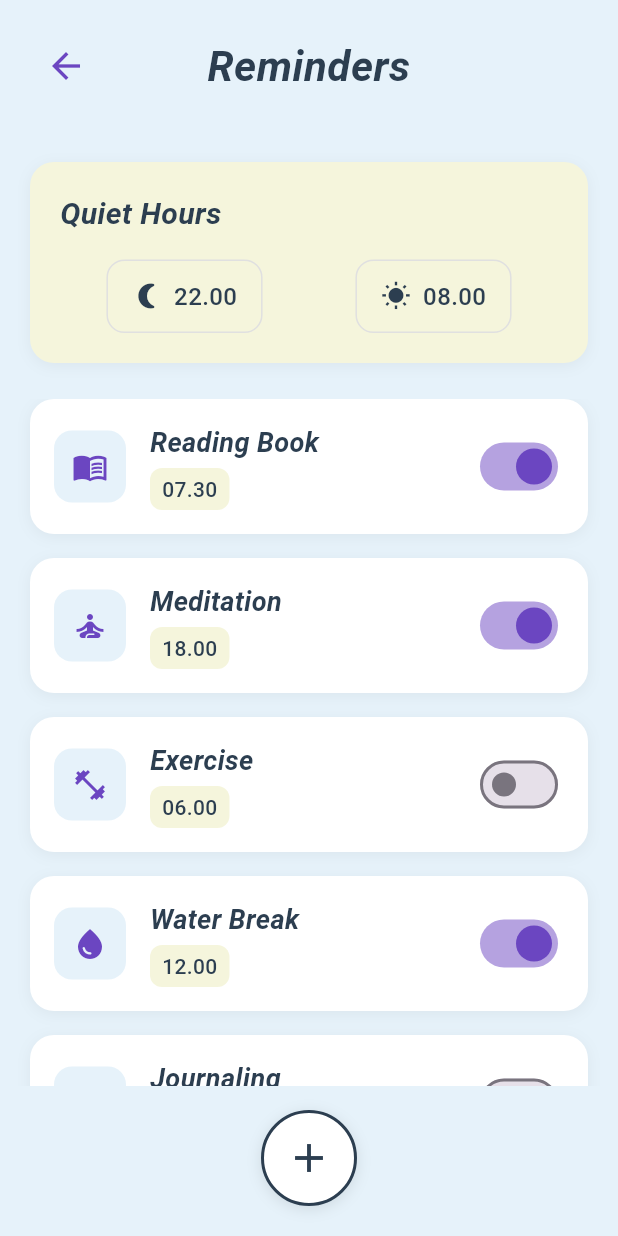
After one commit to aysuyazdicutan/CS_310_Project, a Flutter app: the RemindersScreen screen opened by its route, on a phone screen of 412 x 824 dp. The commit adds this screen. Run offline on Flutter 3.47's test engine with Material 3 defaults, Android fonts, the phone set to English and light mode, and no system bars.

Commit message:
Reminders Stats UI

```diff
--- a/lib/main.dart
+++ b/lib/main.dart
@@ -1,6 +1,8 @@
 import 'package:flutter/material.dart';
 import 'screens/registration_screen.dart';
 import 'screens/home_screen.dart';
+import 'screens/reminders_screen.dart';
+import 'screens/statistics_screen.dart';
 
 void main() {
   runApp(const PerpetuaApp());
@@ -21,6 +23,8 @@ class PerpetuaApp extends StatelessWidget {
       home: const RegistrationScreen(),
       routes: {
         '/home': (context) => const HomeScreen(),
+        '/reminders': (context) => const RemindersScreen(),
+        '/statistics': (context) => const StatisticsScreen(),
       },
     );
   }
--- /dev/null
+++ b/lib/screens/reminders_screen.dart
@@ -0,0 +1,340 @@
+import 'package:flutter/material.dart';
+
+class Reminder {
+  final String id;
+  final String title;
+  final String time;
+  final bool isEnabled;
+  final IconData icon;
+
+  Reminder({
+    required this.id,
+    required this.title,
+    required this.time,
+    this.isEnabled = true,
+    required this.icon,
+  });
+}
+
+class RemindersScreen extends StatefulWidget {
+  const RemindersScreen({super.key});
+
+  @override
+  State<RemindersScreen> createState() => _RemindersScreenState();
+}
+
+class _RemindersScreenState extends State<RemindersScreen> {
+  final List<Reminder> _reminders = [
+    Reminder(
+      id: '1',
+      title: 'Reading Book',
+      time: '07.30',
+      isEnabled: true,
+      icon: Icons.menu_book,
+    ),
+    Reminder(
+      id: '2',
+      title: 'Meditation',
+      time: '18.00',
+      isEnabled: true,
+      icon: Icons.self_improvement,
+    ),
+    Reminder(
+      id: '3',
+      title: 'Exercise',
+      time: '06.00',
+      isEnabled: false,
+      icon: Icons.fitness_center,
+    ),
+    Reminder(
+      id: '4',
+      title: 'Water Break',
+      time: '12.00',
+      isEnabled: true,
+      icon: Icons.water_drop,
+    ),
+    Reminder(
+      id: '5',
+      title: 'Journaling',
+      time: '21.00',
+      isEnabled: false,
+      icon: Icons.edit_note,
+    ),
+  ];
+
+  void _toggleReminder(String id) {
+    setState(() {
+      final index = _reminders.indexWhere((r) => r.id == id);
+      if (index != -1) {
+        _reminders[index] = Reminder(
+          id: _reminders[index].id,
+          title: _reminders[index].title,
+          time: _reminders[index].time,
+          isEnabled: !_reminders[index].isEnabled,
+          icon: _reminders[index].icon,
+        );
+      }
+    });
+  }
+
+  @override
+  Widget build(BuildContext context) {
+    return Scaffold(
+      backgroundColor: const Color(0xFFE6F2FA),
+      body: SafeArea(
+        child: Column(
+          children: [
+            // App Bar
+            Padding(
+              padding: const EdgeInsets.all(20.0),
+              child: Row(
+                children: [
+                  IconButton(
+                    icon: const Icon(
+                      Icons.arrow_back,
+                      color: Color(0xFF6B46C1),
+                      size: 28,
+                    ),
+                    onPressed: () => Navigator.pop(context),
+                  ),
+                  const Expanded(
+                    child: Text(
+                      'Reminders',
+                      textAlign: TextAlign.center,
+                      style: TextStyle(
+                        fontSize: 28,
+                        fontWeight: FontWeight.w600,
+                        fontStyle: FontStyle.italic,
+                        color: Color(0xFF2C3E50),
+                      ),
+                    ),
+                  ),
+                  const SizedBox(width: 48), // Balance the back button
+                ],
+              ),
+            ),
+            const SizedBox(height: 20),
+            // Quiet Hours Card
+            Padding(
+              padding: const EdgeInsets.symmetric(horizontal: 20.0),
+              child: Container(
+                padding: const EdgeInsets.all(20.0),
+                decoration: BoxDecoration(
+                  color: const Color(0xFFF5F5DC),
+                  borderRadius: BorderRadius.circular(16),
+                  boxShadow: [
+                    BoxShadow(
+                      color: Colors.black.withOpacity(0.05),
+                      blurRadius: 8,
+                      offset: const Offset(0, 2),
+                    ),
+                  ],
+                ),
+                child: Column(
+                  crossAxisAlignment: CrossAxisAlignment.start,
+                  children: [
+                    const Text(
+                      'Quiet Hours',
+                      style: TextStyle(
+                        fontSize: 20,
+                        fontWeight: FontWeight.w600,
+                        fontStyle: FontStyle.italic,
+                        color: Color(0xFF2C3E50),
+                      ),
+                    ),
+                    const SizedBox(height: 16),
+                    Row(
+                      mainAxisAlignment: MainAxisAlignment.spaceAround,
+                      children: [
+                        Container(
+                          padding: const EdgeInsets.symmetric(
+                            horizontal: 16,
+                            vertical: 12,
+                          ),
+                          decoration: BoxDecoration(
+                            color: const Color(0xFFF5F5DC),
+                            borderRadius: BorderRadius.circular(12),
+                            border: Border.all(
+                              color: Colors.grey[300]!,
+                              width: 1,
+                            ),
+                          ),
+                          child: Row(
+                            children: [
+                              const Icon(
+                                Icons.nightlight_round,
+                                color: Color(0xFF2C3E50),
+                                size: 20,
+                              ),
+                              const SizedBox(width: 8),
+                              const Text(
+                                '22.00',
+                                style: TextStyle(
+                                  fontSize: 16,
+                                  fontWeight: FontWeight.w500,
+                                  color: Color(0xFF2C3E50),
+                                ),
+                              ),
+                            ],
+                          ),
+                        ),
+                        Container(
+                          padding: const EdgeInsets.symmetric(
+                            horizontal: 16,
+                            vertical: 12,
+                          ),
+                          decoration: BoxDecoration(
+                            color: const Color(0xFFF5F5DC),
+                            borderRadius: BorderRadius.circular(12),
+                            border: Border.all(
+                              color: Colors.grey[300]!,
+                              width: 1,
+                            ),
+                          ),
+                          child: Row(
+                            children: [
+                              const Icon(
+                                Icons.wb_sunny,
+                                color: Color(0xFF2C3E50),
+                                size: 20,
+                              ),
+                              const SizedBox(width: 8),
+                              const Text(
+                                '08.00',
+                                style: TextStyle(
+                                  fontSize: 16,
+                                  fontWeight: FontWeight.w500,
+                                  color: Color(0xFF2C3E50),
+                                ),
+                              ),
+                            ],
+                          ),
+                        ),
+                      ],
+                    ),
+                  ],
+                ),
+              ),
+            ),
+            const SizedBox(height: 24),
+            // Reminders List
+            Expanded(
+              child: ListView.builder(
+                padding: const EdgeInsets.symmetric(horizontal: 20.0),
+                itemCount: _reminders.length,
+                itemBuilder: (context, index) {
+                  final reminder = _reminders[index];
+                  return Container(
+                    margin: const EdgeInsets.only(bottom: 16),
+                    padding: const EdgeInsets.all(16),
+                    decoration: BoxDecoration(
+                      color: Colors.white,
+                      borderRadius: BorderRadius.circular(16),
+                      boxShadow: [
+                        BoxShadow(
+                          color: Colors.black.withOpacity(0.05),
+                          blurRadius: 8,
+                          offset: const Offset(0, 2),
+                        ),
+                      ],
+                    ),
+                    child: Row(
+                      children: [
+                        // Icon
+                        Container(
+                          width: 48,
+                          height: 48,
+                          decoration: BoxDecoration(
+                            color: const Color(0xFFE6F2FA),
+                            borderRadius: BorderRadius.circular(12),
+                          ),
+                          child: Icon(
+                            reminder.icon,
+                            color: const Color(0xFF6B46C1),
+                            size: 24,
+                          ),
+                        ),
+                        const SizedBox(width: 16),
+                        // Title and Time
+                        Expanded(
+                          child: Column(
+                            crossAxisAlignment: CrossAxisAlignment.start,
+                            children: [
+                              Text(
+                                reminder.title,
+                                style: const TextStyle(
+                                  fontSize: 18,
+                                  fontWeight: FontWeight.w600,
+                                  fontStyle: FontStyle.italic,
+                                  color: Color(0xFF2C3E50),
+                                ),
+                              ),
+                              const SizedBox(height: 4),
+                              Container(
+                                padding: const EdgeInsets.symmetric(
+                                  horizontal: 8,
+                                  vertical: 4,
+                                ),
+                                decoration: BoxDecoration(
+                                  color: const Color(0xFFF5F5DC),
+                                  borderRadius: BorderRadius.circular(8),
+                                ),
+                                child: Text(
+                                  reminder.time,
+                                  style: const TextStyle(
+                                    fontSize: 14,
+                                    fontWeight: FontWeight.w500,
+                                    color: Color(0xFF2C3E50),
+                                  ),
+                                ),
+                              ),
+                            ],
+                          ),
+                        ),
+                        // Toggle Switch
+                        Switch(
+                          value: reminder.isEnabled,
+                          onChanged: (value) => _toggleReminder(reminder.id),
+                          activeColor: const Color(0xFF6B46C1),
+                        ),
+                      ],
+                    ),
+                  );
+                },
+              ),
+            ),
+            const SizedBox(height: 16),
+            // Add Button
+            Padding(
+              padding: const EdgeInsets.only(bottom: 20.0),
+              child: Container(
+                width: 64,
+                height: 64,
+                decoration: BoxDecoration(
+                  shape: BoxShape.circle,
+                  color: Colors.white,
+                  border: Border.all(
+                    color: const Color(0xFF2C3E50),
+                    width: 2,
+                  ),
+                  boxShadow: [
+                    BoxShadow(
+                      color: Colors.black.withOpacity(0.1),
+                      blurRadius: 8,
+                      offset: const Offset(0, 2),
+                    ),
+                  ],
+                ),
+                child: const Icon(
+                  Icons.add,
+                  color: Color(0xFF2C3E50),
+                  size: 32,
+                ),
+              ),
+            ),
+          ],
+        ),
+      ),
+    );
+  }
+}
```
Also changed, not shown: lib/screens/home_screen.dart (+14 -0 lines), lib/screens/statistics_screen.dart (added, +271 -0 lines), 12 other files.
